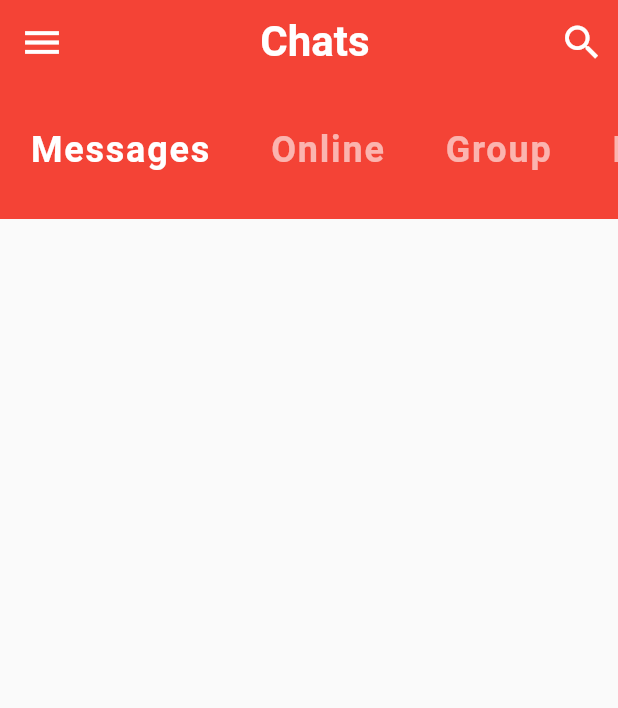
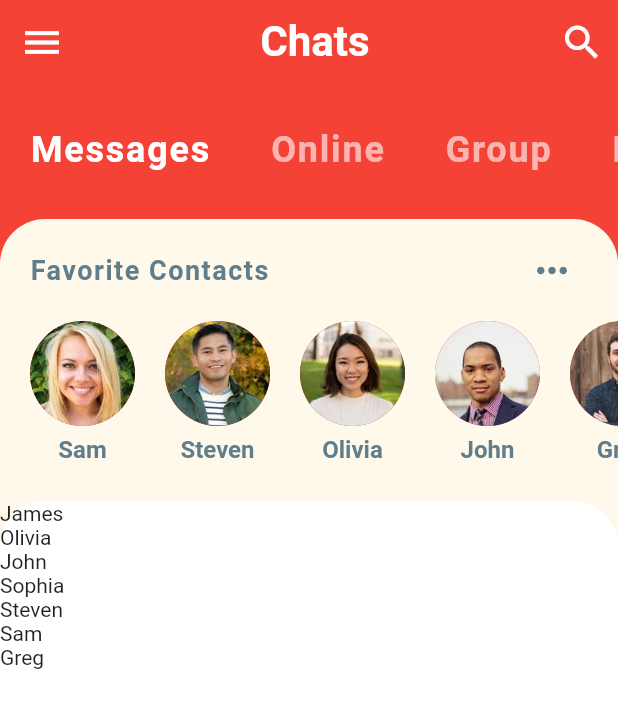
Before and after one commit to ZhassulanUrazbayev/flutter_chat_ui, a Flutter app: the screen it shows after launch, on a phone screen of 412 x 824 dp. Shown: the top 708 px of the screen. Run offline on Flutter 3.47's test engine with Material 2 defaults, Android fonts, the phone set to English and light mode, and no system bars.

Commit message:
Added Favorite Contacts

```diff
--- /dev/null
+++ b/lib/models/message_model.dart
@@ -0,0 +1,137 @@
+import 'package:flutter_chat_ui/models/user_model.dart';
+
+class Message {
+  final User sender;
+  final String
+      time; // Would usually be type DateTime or Firebase Timestamp in production apps
+  final String text;
+  final bool isLiked;
+  final bool unread;
+
+  Message({
+    this.sender,
+    this.time,
+    this.text,
+    this.isLiked,
+    this.unread,
+  });
+}
+
+// YOU - current user
+final User currentUser =
+    User(id: 0, name: 'Current User', imageUrl: 'assets/images/greg.jpg');
+
+// USERS
+final User greg = User(id: 1, name: 'Greg', imageUrl: 'assets/images/greg.jpg');
+final User james =
+    User(id: 2, name: 'James', imageUrl: 'assets/images/james.jpg');
+final User john = User(id: 3, name: 'John', imageUrl: 'assets/images/john.jpg');
+final User olivia =
+    User(id: 4, name: 'Olivia', imageUrl: 'assets/images/olivia.jpg');
+final User sam = User(id: 5, name: 'Sam', imageUrl: 'assets/images/sam.jpg');
+final User sophia =
+    User(id: 6, name: 'Sophia', imageUrl: 'assets/images/sophia.jpg');
+final User steven =
+    User(id: 7, name: 'Steven', imageUrl: 'assets/images/steven.jpg');
+
+// FAVORITE CONTACTS
+List<User> favorites = [sam, steven, olivia, john, greg];
+
+// EXAMPLE CHATS ON HOME SCREEN
+List<Message> chats = [
+  Message(
+    sender: james,
+    time: '5:30 PM',
+    text: 'Hey, how\'s it going? What did you do today?',
+    isLiked: false,
+    unread: true,
+  ),
+  Message(
+    sender: olivia,
+    time: '4:30 PM',
+    text: 'Hey, how\'s it going? What did you do today?',
+    isLiked: false,
+    unread: true,
+  ),
+  Message(
+    sender: john,
+    time: '3:30 PM',
+    text: 'Hey, how\'s it going? What did you do today?',
+    isLiked: false,
+    unread: false,
+  ),
+  Message(
+    sender: sophia,
+    time: '2:30 PM',
+    text: 'Hey, how\'s it going? What did you do today?',
+    isLiked: false,
+    unread: true,
+  ),
+  Message(
+    sender: steven,
+    time: '1:30 PM',
+    text: 'Hey, how\'s it going? What did you do today?',
+    isLiked: false,
+    unread: false,
+  ),
+  Message(
+    sender: sam,
+    time: '12:30 PM',
+    text: 'Hey, how\'s it going? What did you do today?',
+    isLiked: false,
+    unread: false,
+  ),
+  Message(
+    sender: greg,
+    time: '11:30 AM',
+    text: 'Hey, how\'s it going? What did you do today?',
+    isLiked: false,
+    unread: false,
+  ),
+];
+
+// EXAMPLE MESSAGES IN CHAT SCREEN
+List<Message> messages = [
+  Message(
+    sender: james,
+    time: '5:30 PM',
+    text: 'Hey, how\'s it going? What did you do today?',
+    isLiked: true,
+    unread: true,
+  ),
+  Message(
+    sender: currentUser,
+    time: '4:30 PM',
+    text: 'Just walked my doge. She was super duper cute. The best pupper!!',
+    isLiked: false,
+    unread: true,
+  ),
+  Message(
+    sender: james,
+    time: '3:45 PM',
+    text: 'How\'s the doggo?',
+    isLiked: false,
+    unread: true,
+  ),
+  Message(
+    sender: james,
+    time: '3:15 PM',
+    text: 'All the food',
+    isLiked: true,
+    unread: true,
+  ),
+  Message(
+    sender: currentUser,
+    time: '2:30 PM',
+    text: 'Nice! What kind of food did you eat?',
+    isLiked: false,
+    unread: true,
+  ),
+  Message(
+    sender: james,
+    time: '2:00 PM',
+    text: 'I ate so much food today.',
+    isLiked: false,
+    unread: true,
+  ),
+];
--- /dev/null
+++ b/lib/models/user_model.dart
@@ -0,0 +1,11 @@
+class User {
+  final int id;
+  final String name;
+  final String imageUrl;
+
+  User({
+    this.id,
+    this.name,
+    this.imageUrl,
+  });
+}
--- a/lib/screens/home_screen.dart
+++ b/lib/screens/home_screen.dart
@@ -1,5 +1,7 @@
 import 'package:flutter/material.dart';
 import 'package:flutter_chat_ui/widgets/category_selector.dart';
+import 'package:flutter_chat_ui/widgets/favorite_contacts.dart';
+import 'package:flutter_chat_ui/widgets/recent_chats.dart';
 
 class HomeScreen extends StatefulWidget {
   @override
@@ -10,6 +12,7 @@ class _HomeScreenState extends State<HomeScreen> {
   @override
   Widget build(BuildContext context) {
     return Scaffold(
+      backgroundColor: Theme.of(context).primaryColor,
       appBar: AppBar(
         leading: IconButton(
           icon: Icon(Icons.menu),
@@ -35,7 +38,22 @@ class _HomeScreenState extends State<HomeScreen> {
       ),
       body: Column(
         children: <Widget>[
-            CategorySelector()
+          CategorySelector(),
+          Expanded(
+            child: Container(
+              decoration: BoxDecoration(
+                  color: Theme.of(context).accentColor,
+                  borderRadius: BorderRadius.only(
+                      topLeft: Radius.circular(30.0),
+                      topRight: Radius.circular(30.0))),
+              child: Column(
+                children: <Widget>[
+                  FavoriteContacts(),
+                  RecentChats(),
+                ],
+              ),
+            ),
+          ),
         ],
       ),
     );
--- /dev/null
+++ b/lib/widgets/favorite_contacts.dart
@@ -0,0 +1,70 @@
+import 'package:flutter/material.dart';
+import 'package:flutter_chat_ui/models/message_model.dart';
+
+class FavoriteContacts extends StatelessWidget {
+  @override
+  Widget build(BuildContext context) {
+    return Padding(
+      padding: EdgeInsets.symmetric(vertical: 10.0),
+      child: Column(
+        children: <Widget>[
+          Padding(
+            padding: EdgeInsets.symmetric(horizontal: 20.0),
+            child: Row(
+              mainAxisAlignment: MainAxisAlignment.spaceBetween,
+              children: <Widget>[
+                Text(
+                  'Favorite Contacts',
+                  style: TextStyle(
+                    color: Colors.blueGrey,
+                    fontSize: 18.0,
+                    fontWeight: FontWeight.bold,
+                    letterSpacing: 1.0,
+                  ),
+                ),
+                IconButton(
+                  icon: Icon(Icons.more_horiz),
+                  iconSize: 30.0,
+                  color: Colors.blueGrey,
+                  onPressed: () {},
+                )
+              ],
+            ),
+          ),
+          Container(
+            height: 120.0,
+            child: ListView.builder(
+              padding: EdgeInsets.only(left: 10.0),
+              scrollDirection: Axis.horizontal,
+              itemCount: favorites.length,
+              itemBuilder: (BuildContext context, int index) {
+                return Padding(
+                  padding: EdgeInsets.all(10.0),
+                  child: Column(
+                    children: <Widget>[
+                      CircleAvatar(
+                        radius: 35.0,
+                        backgroundImage: AssetImage(favorites[index].imageUrl),
+                      ),
+                      SizedBox(
+                        height: 6.0,
+                      ),
+                      Text(
+                        favorites[index].name,
+                        style: TextStyle(
+                          color: Colors.blueGrey,
+                          fontSize: 16.0,
+                          fontWeight: FontWeight.w600,
+                        ),
+                      ),
+                    ],
+                  ),
+                );
+              },
+            ),
+          )
+        ],
+      ),
+    );
+  }
+}
--- /dev/null
+++ b/lib/widgets/recent_chats.dart
@@ -0,0 +1,31 @@
+import 'package:flutter/material.dart';
+import 'package:flutter_chat_ui/models/message_model.dart';
+
+class RecentChats extends StatelessWidget {
+  @override
+  Widget build(BuildContext context) {
+    return Expanded(
+      child: Container(
+        decoration: BoxDecoration(
+          color: Colors.white,
+          borderRadius: BorderRadius.only(
+            topLeft: Radius.circular(30.0),
+            topRight: Radius.circular(30.0),
+          ),
+        ),
+        child: ListView.builder(
+          itemCount: chats.length,
+          itemBuilder: (BuildContext context, int index) {
+            return Row(
+              children: <Widget>[
+                Text(
+                  chats[index].sender.name,
+                ),
+              ],
+            );
+          },
+        ),
+      ),
+    );
+  }
+}
--- a/pubspec.yaml
+++ b/pubspec.yaml
@@ -41,8 +41,8 @@ flutter:
   uses-material-design: true
 
   # To add assets to your application, add an assets section, like this:
-  # assets:
-  #  - images/a_dot_burr.jpeg
+  assets:
+    - assets/images/
   #  - images/a_dot_ham.jpeg
 
   # An image asset can refer to one or more resolution-specific "variants", see
```
Also changed, not shown: assets/images/greg.jpg (added), assets/images/james.jpg (added), assets/images/john.jpg (added), assets/images/olivia.jpg (added), assets/images/sam.jpg (added), assets/images/sophia.jpg (added), assets/images/steven.jpg (added).
